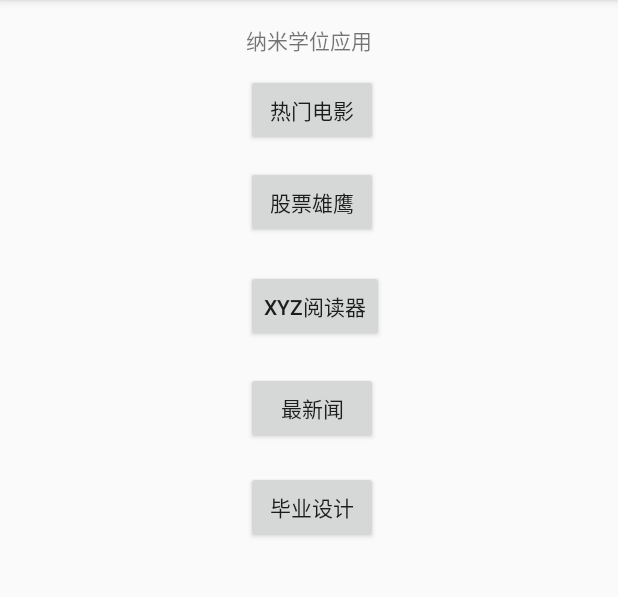
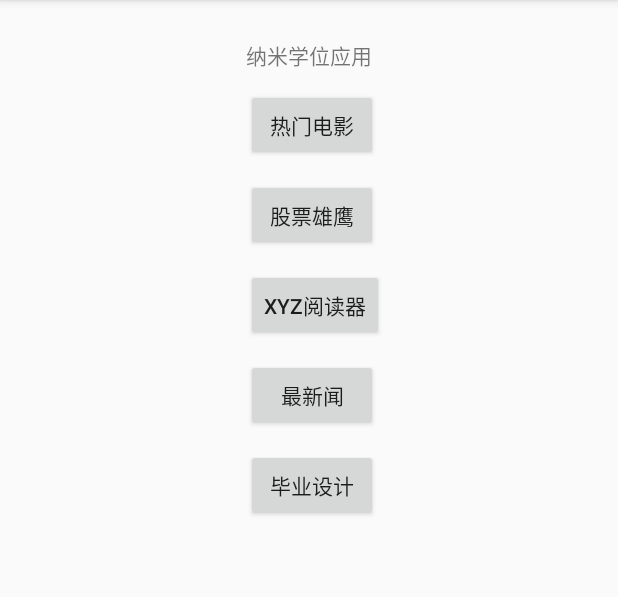
Before and after one commit to BioNum9/MyAppCollection, an Android app: the screen it shows after launch (MainActivity), on a phone screen of 412 x 824 dp, the part 84-681 px from its top. Run offline under Robolectric (Android 15) with nearby library versions, the phone set to English and light mode, and no system bars.

Commit message:
commit to fix some issues

```diff
--- a/app/build.gradle
+++ b/app/build.gradle
@@ -1,11 +1,11 @@
 apply plugin: 'com.android.application'
 
 android {
-    compileSdkVersion 'Google Inc.:Google APIs:24'
-    buildToolsVersion "25.0.2"
+    compileSdkVersion 23
+    buildToolsVersion '24.0.3'
     defaultConfig {
         applicationId "com.example.android.happybirthday"
-        minSdkVersion 15
+        minSdkVersion 17
         targetSdkVersion 24
         versionCode 1
         versionName "1.0"
--- a/app/src/main/res/layout/activity_main.xml
+++ b/app/src/main/res/layout/activity_main.xml
@@ -1,4 +1,10 @@
 <?xml version="1.0" encoding="utf-8"?>
+<ScrollView xmlns:android="http://schemas.android.com/apk/res/android"
+    android:layout_width="fill_parent"
+    android:layout_height="wrap_content"
+    android:orientation="vertical"
+    android:padding="10dp"
+    android:fillViewport="false">
 
 <RelativeLayout xmlns:android="http://schemas.android.com/apk/res/android"
     xmlns:tools="http://schemas.android.com/tools"
@@ -14,64 +20,45 @@
     <TextView
         android:layout_width="wrap_content"
         android:layout_height="wrap_content"
-        android:text="纳米学位应用"
+        android:text="@string/my_nanodegree_apps"
 
         android:id="@+id/textView1"
         android:layout_alignParentTop="true"
         android:layout_centerHorizontal="true" />
 
     <Button
-        android:text="热门电影"
-        android:layout_width="wrap_content"
-        android:layout_height="wrap_content"
+        android:id="@+id/button"
         android:layout_below="@+id/textView1"
-        android:layout_alignLeft="@+id/textView1"
-        android:layout_alignStart="@+id/textView1"
-        android:layout_marginTop="12dp"
-        android:id="@+id/button" />
+        android:text="@string/button_name"
+        style="@style/CustomButtonStyle"/>
 
     <Button
-        android:text="股票雄鹰"
-        android:layout_width="wrap_content"
-        android:layout_height="wrap_content"
-        android:layout_marginTop="13dp"
+        android:text="@string/button2_name"
         android:id="@+id/button2"
         android:layout_below="@+id/button"
-        android:layout_alignLeft="@+id/button"
-        android:layout_alignStart="@+id/button" />
+        style="@style/CustomButtonStyle" />
 
     <Button
-        android:text="XYZ阅读器"
-        android:layout_width="wrap_content"
-        android:layout_height="wrap_content"
-        android:layout_marginTop="21dp"
+        android:text="@string/button3_name"
         android:id="@+id/button3"
         android:layout_below="@+id/button2"
-        android:layout_alignLeft="@+id/button2"
-        android:layout_alignStart="@+id/button2" />
+        style="@style/CustomButtonStyle"
+        />
 
 
     <Button
-        android:text="最新闻"
-        android:layout_width="wrap_content"
-        android:layout_height="wrap_content"
-        android:layout_marginTop="20dp"
+        android:text="@string/button4_name"
         android:id="@+id/button4"
         android:layout_below="@+id/button3"
-        android:layout_alignLeft="@+id/button3"
-        android:layout_alignStart="@+id/button3" />
+        style="@style/CustomButtonStyle"
+         />
 
     <Button
-        android:text="毕业设计"
-        android:layout_width="wrap_content"
-        android:layout_height="wrap_content"
-        android:layout_marginTop="18dp"
+        android:text="@string/button5_name"
         android:id="@+id/button5"
         android:layout_below="@+id/button4"
-        android:layout_alignLeft="@+id/button4"
-        android:layout_alignStart="@+id/button4" />
-
-
-
+        style="@style/CustomButtonStyle" />
 
 </RelativeLayout>
+
+</ScrollView>
--- a/app/src/main/res/values/strings.xml
+++ b/app/src/main/res/values/strings.xml
@@ -1,3 +1,9 @@
 <resources>
     <string name="app_name">我的应用作品集</string>
+    <string name="my_nanodegree_apps">纳米学位应用</string>
+    <string name="button_name">热门电影</string>
+    <string name="button2_name">股票雄鹰</string>
+    <string name="button3_name">XYZ阅读器</string>
+    <string name="button4_name">最新闻</string>
+    <string name="button5_name">毕业设计</string>
 </resources>
--- a/app/src/main/res/values/styles.xml
+++ b/app/src/main/res/values/styles.xml
@@ -8,4 +8,12 @@
         <item name="colorAccent">@color/colorAccent</item>
     </style>
 
+    <style name="CustomButtonStyle" parent="Widget.AppCompat.Button">
+        <item name="android:layout_width">wrap_content</item>
+        <item name="android:layout_height">wrap_content</item>
+        <item name="android:layout_alignLeft">@+id/textView1</item>
+        <item name="android:layout_alignStart">@+id/textView1</item>
+        <item name="android:layout_marginTop">12dp</item>
+    </style>
+
 </resources>
```
Also changed, not shown: app/src/main/java/com/example/android/happybirthday/MainActivity.java (+2 -5 lines).
